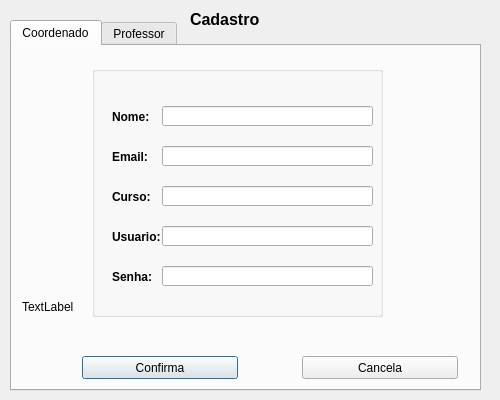
UnPComp2013/Grupo6, file Mayko/projeto/cadastro.ui: the form before one commit.
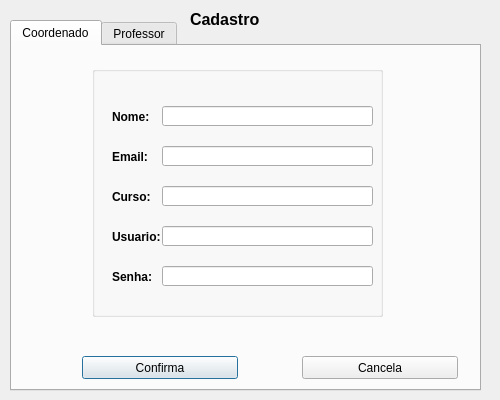
The form after the commit.

What changed in the file:
```diff
--- a/Mayko/projeto/cadastro.ui
+++ b/Mayko/projeto/cadastro.ui
@@ -241,19 +241,6 @@
       <string>Cancela</string>
      </property>
     </widget>
-    <widget class="QLabel" name="lb_sec_status">
-     <property name="geometry">
-      <rect>
-       <x>10</x>
-       <y>250</y>
-       <width>241</width>
-       <height>21</height>
-      </rect>
-     </property>
-     <property name="text">
-      <string>TextLabel</string>
-     </property>
-    </widget>
    </widget>
    <widget class="QWidget" name="tab_2">
     <attribute name="title">
```
